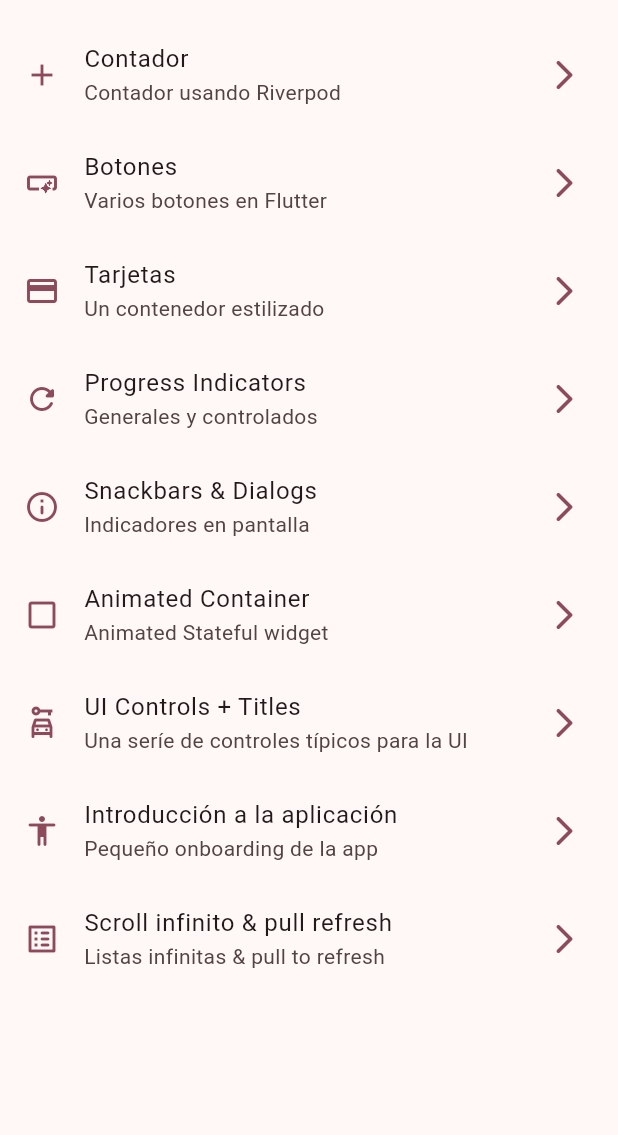
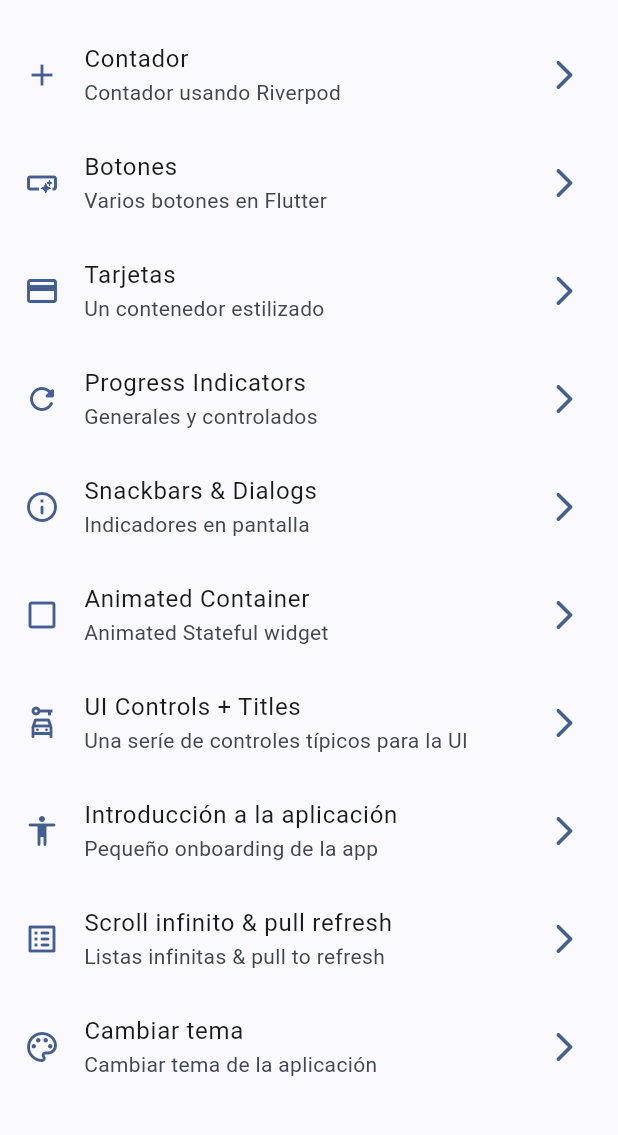
Before and after one commit to Flutter-Course-DDominguez/WidgetsApp, a Flutter app: the screen it shows after launch, on a phone screen of 412 x 824 dp, the part 63-1198 px from its top. Run offline on Flutter 3.47's test engine with Material 3 defaults, Android fonts, the phone set to English and light mode, and no system bars; our stand-ins replace animate_do, flutter_riverpod, go_router.

Commit message:
Riverpod theme and darkmode (no state-notifier)

```diff
--- a/lib/config/menu/menu_items.dart
+++ b/lib/config/menu/menu_items.dart
@@ -59,4 +59,9 @@ const appMenuItems = <MenuItem>[
       subtitle: 'Listas infinitas & pull to refresh',
       link: '/infinite-scroll',
       icon: Icons.list_alt_rounded),
+  MenuItem(
+      title: 'Cambiar tema',
+      subtitle: 'Cambiar tema de la aplicación',
+      link: '/theme-changer',
+      icon: Icons.color_lens_outlined),
 ];
--- a/lib/config/router/app_router.dart
+++ b/lib/config/router/app_router.dart
@@ -51,6 +51,11 @@ final appRouter = GoRouter(
       path: '/counter',
       name: CounterScreen.name,
       builder: (context, state) => const CounterScreen(),
+    ),
+    GoRoute(
+      path: '/theme-changer',
+      name: ThemeChangerScreen.name,
+      builder: (context, state) => const ThemeChangerScreen(),
     )
   ],
 );
--- a/lib/config/theme/app_theme.dart
+++ b/lib/config/theme/app_theme.dart
@@ -12,8 +12,9 @@ const colorList = <Color>[
 
 class AppTheme {
   final int selectedColor;
+  final bool isDarkMode;
 
-  AppTheme({this.selectedColor = 0})
+  AppTheme({this.selectedColor = 0, this.isDarkMode = false})
       : assert(
           selectedColor >= 0,
           'Selected color must be greater than 0',
@@ -23,6 +24,7 @@ class AppTheme {
 
   ThemeData getTheme() => ThemeData(
       useMaterial3: true,
+      brightness: isDarkMode ? Brightness.dark : Brightness.light,
       colorSchemeSeed: colorList[selectedColor],
       appBarTheme: const AppBarTheme(centerTitle: false));
 }
--- a/lib/main.dart
+++ b/lib/main.dart
@@ -2,21 +2,26 @@ import 'package:flutter/material.dart';
 import 'package:flutter_riverpod/flutter_riverpod.dart';
 import 'package:widgets_app/config/router/app_router.dart';
 import 'package:widgets_app/config/theme/app_theme.dart';
+import 'package:widgets_app/presentation/providers/providers.dart';
 
 void main() {
   runApp(const ProviderScope(child: MainApp()));
 }
 
-class MainApp extends StatelessWidget {
+class MainApp extends ConsumerWidget {
   const MainApp({super.key});
 
   @override
-  Widget build(BuildContext context) {
+  Widget build(BuildContext context, WidgetRef ref) {
+    final int selectedColor = ref.watch(selectedColorIdxProvider);
+    final bool isDarkMode = ref.watch(isDarkModeProvider);
+
     return MaterialApp.router(
       title: 'Flutter Widgets',
       routerConfig: appRouter,
       debugShowCheckedModeBanner: false,
-      theme: AppTheme(selectedColor: 6).getTheme(),
+      theme: AppTheme(selectedColor: selectedColor, isDarkMode: isDarkMode)
+          .getTheme(),
     );
   }
 }
--- a/lib/presentation/providers/theme_provider.dart
+++ b/lib/presentation/providers/theme_provider.dart
@@ -1,3 +1,11 @@
 import 'package:flutter_riverpod/flutter_riverpod.dart';
+import 'package:widgets_app/config/theme/app_theme.dart';
 
+//? immutable color list
+final colorListProvider = Provider((ref) => colorList);
+
+//? a simple boolean
 final isDarkModeProvider = StateProvider<bool>((ref) => false);
+
+//? a simple int
+final selectedColorIdxProvider = StateProvider<int>((ref) => 0);
--- a/lib/presentation/screens/screens.dart
+++ b/lib/presentation/screens/screens.dart
@@ -7,4 +7,5 @@ export 'package:widgets_app/presentation/screens/home/home_screen.dart';
 export 'package:widgets_app/presentation/screens/infinite_scroll/infinite_scroll_screen.dart';
 export 'package:widgets_app/presentation/screens/progress/progress_screen.dart';
 export 'package:widgets_app/presentation/screens/snackbar/snackbar_screen.dart';
+export 'package:widgets_app/presentation/screens/theme_changer/theme_changer_screen.dart';
 export 'package:widgets_app/presentation/screens/ui_controls/ui_controls_screen.dart';
```
Also changed, not shown: lib/presentation/screens/theme_changer/theme_changer_screen.dart (added, +59 -0 lines).
